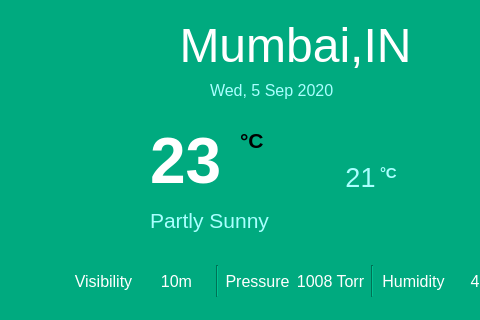
This is widget.ui in shwetalsoni/WeatherApp as Qt 5 draws it before an edit; both pictures show x 0 to 480 and y 85 to 405 of the 588 by 751 pixel window. The edited form follows.
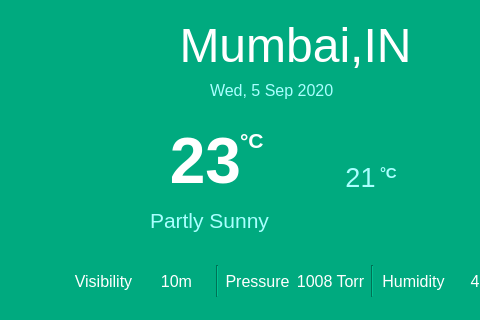
This is the edited form. Icons and pictures are not drawn.

Patch:
```diff
--- a/widget.ui
+++ b/widget.ui
@@ -10,6 +10,12 @@
     <height>751</height>
    </rect>
   </property>
+  <property name="minimumSize">
+   <size>
+    <width>588</width>
+    <height>751</height>
+   </size>
+  </property>
   <property name="maximumSize">
    <size>
     <width>588</width>
@@ -48,12 +54,14 @@
     <cursorShape>PointingHandCursor</cursorShape>
    </property>
    <property name="styleSheet">
-    <string notr="true">color: rgb(0, 170, 0);
-color: rgb(255, 255, 255);</string>
+    <string notr="true">color: rgb(255, 255, 255);</string>
    </property>
    <property name="text">
     <string>23</string>
    </property>
+   <property name="alignment">
+    <set>Qt::AlignRight|Qt::AlignTrailing|Qt::AlignVCenter</set>
+   </property>
   </widget>
   <widget class="QLabel" name="weatherlabel">
    <property name="geometry">
@@ -785,11 +793,14 @@
      <bold>true</bold>
     </font>
    </property>
+   <property name="styleSheet">
+    <string notr="true">color:rgb(255,255,255);</string>
+   </property>
    <property name="text">
     <string>°C</string>
    </property>
   </widget>
-  <widget class="QLabel" name="feelsLikeTemp">
+  <widget class="QLabel" name="feelsLikeTempValue">
    <property name="geometry">
     <rect>
      <x>340</x>
```
